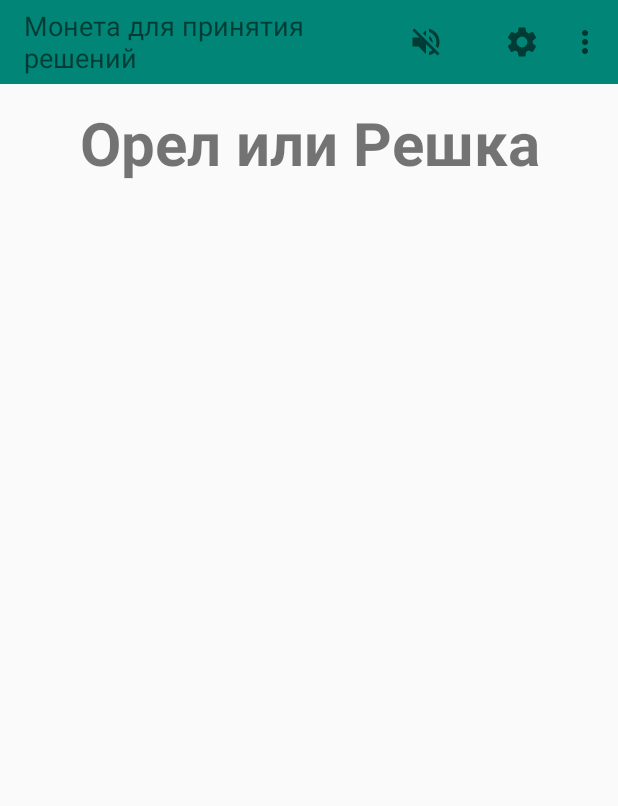
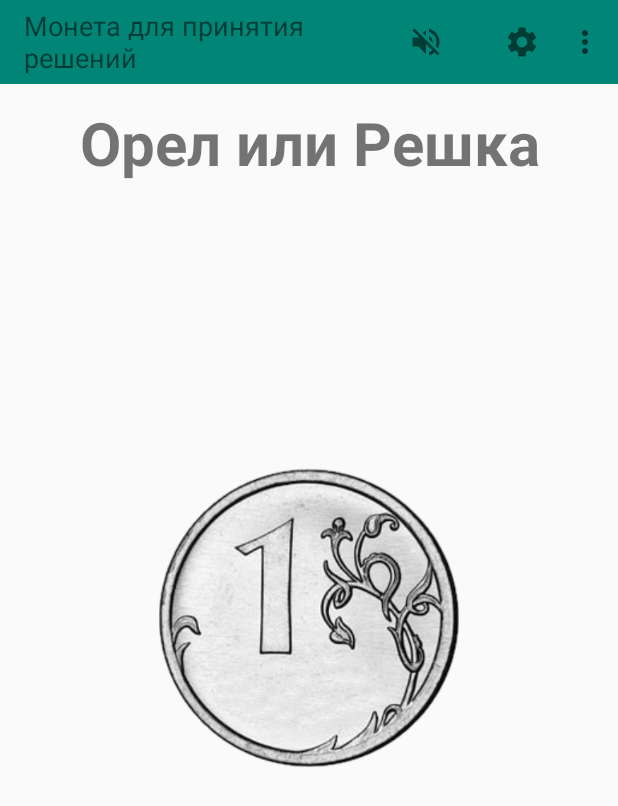
Before and after one commit to akademiya/true_choice, an Android app: the screen it shows after launch (MainActivity), after a tap on an icon or button, on a phone screen of 412 x 824 dp. Shown: the top 806 px of the screen. Run offline under Robolectric (Android 15) with nearby library versions, the phone set to English and light mode, and no system bars.

Commit message:
default value enum type

```diff
--- a/app/src/main/java/adv/vadym/com/trueandfalse/MainActivity.kt
+++ b/app/src/main/java/adv/vadym/com/trueandfalse/MainActivity.kt
@@ -22,7 +22,7 @@ class MainActivity : AppCompatActivity() {
     private var isYes = false
     private var isVolume = false
     private var isRandomSelect = true
-    private var coinType = CoinType.OREL
+    private var coinType = CoinType.NONE
     private var coinMap = HashMap<String, Drawable>()
     private lateinit var preference: SharedPreferences
 
@@ -77,8 +77,8 @@ class MainActivity : AppCompatActivity() {
             animation(it)
 
             if (isYes) {
-//                im_coin.setImageDrawable(resources.getDrawable(R.drawable.orel))
                 when (coinType) {
+                    CoinType.NONE -> image(im_coin, resources.getDrawable(R.drawable.orel))
                     CoinType.YES -> image(im_coin, coinMap["yes"])
                     CoinType.OREL -> image(im_coin, coinMap["orel"])
                     CoinType.LOVE -> image(im_coin, coinMap["love"])
@@ -86,8 +86,8 @@ class MainActivity : AppCompatActivity() {
                     CoinType.VERNYAK -> image(im_coin, coinMap["vernyak"])
                 }
             } else {
-//                im_coin.setImageDrawable(resources.getDrawable(R.drawable.reshka))
                 when (coinType) {
+                    CoinType.NONE -> image(im_coin, resources.getDrawable(R.drawable.reshka))
                     CoinType.YES -> image(im_coin, coinMap["no"])
                     CoinType.OREL -> image(im_coin, coinMap["reshka"])
                     CoinType.LOVE -> image(im_coin, coinMap["hates"])
@@ -161,6 +161,6 @@ class MainActivity : AppCompatActivity() {
     }
 
     enum class CoinType {
-        OREL, YES, LOVE, LUCK, VERNYAK
+        NONE, OREL, YES, LOVE, LUCK, VERNYAK
     }
 }
```
